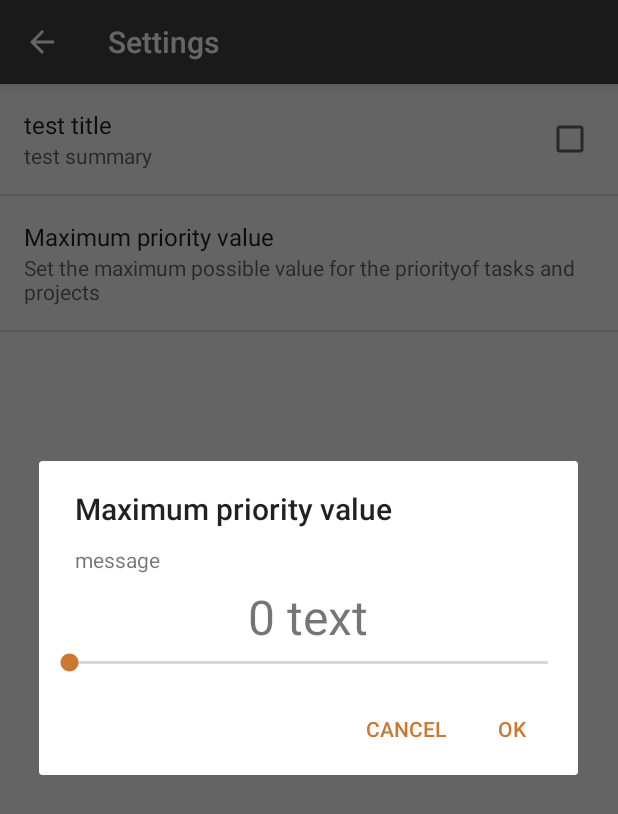
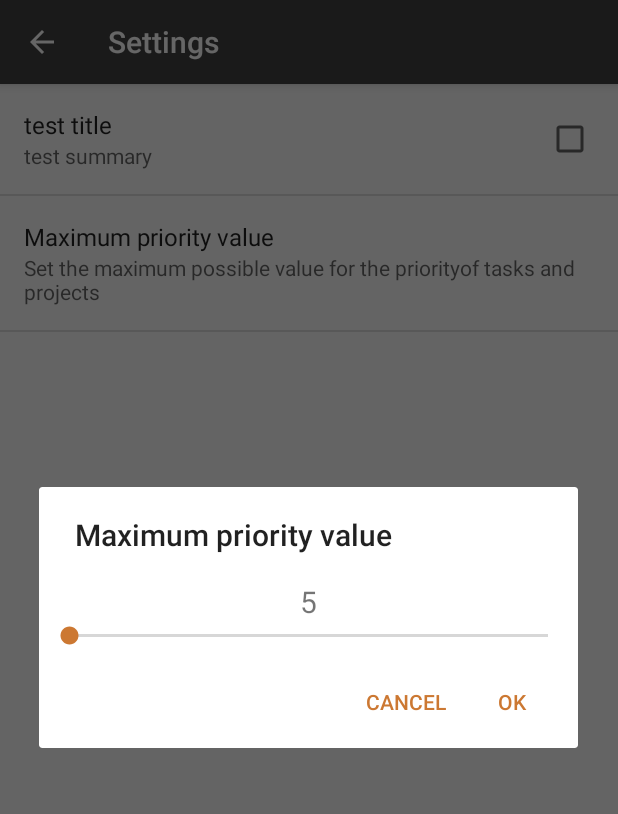
Before and after one commit to FlorianArnould/Todo, an Android app: the fragment SettingsFragment placed in its activity, after a tap on "Maximum priority value", on a phone screen of 412 x 824 dp. Shown: the top 814 px of the screen. Run offline under Robolectric (Android 15) with nearby library versions, the phone set to English and light mode, and no system bars; 1 other tap on this screen came first.

Commit message:
add correct offset on settings seekbar

```diff
--- a/app/src/main/java/fr/socket/flo/todo/view/settings/SeekBarPreference.java
+++ b/app/src/main/java/fr/socket/flo/todo/view/settings/SeekBarPreference.java
@@ -17,43 +17,24 @@ import android.widget.TextView;
  * @version 1.0
  */
 public class SeekBarPreference extends DialogPreference implements SeekBar.OnSeekBarChangeListener, View.OnClickListener {
-	// ------------------------------------------------------------------------------------------
-	// Private attributes :
 	private static final String ANDROID_NS = "http://schemas.android.com/apk/res/android";
 	private SeekBar _seekBar;
-	private TextView _splashText, _valueText;
+	private TextView _valueText;
 	private Context _context;
-	private String _dialogMessage, _suffix;
-	private int _default, _min, _max, _value = 0;
-	// ------------------------------------------------------------------------------------------
+	private int _default, _min, _max, _value;
 
-	// ------------------------------------------------------------------------------------------
-	// Constructor :
 	public SeekBarPreference(Context context, AttributeSet attrs) {
 
 		super(context, attrs);
 		_context = context;
 
-		// Get string value for dialogMessage :
-		int dialogMessageId = attrs.getAttributeResourceValue(ANDROID_NS, "dialogMessage", 0);
-		if (dialogMessageId == 0)
-			_dialogMessage = attrs.getAttributeValue(ANDROID_NS, "dialogMessage");
-		else _dialogMessage = _context.getString(dialogMessageId);
-
-		// Get string value for suffix (text attribute in xml file) :
-		int suffixId = attrs.getAttributeResourceValue(ANDROID_NS, "text", 0);
-		if (suffixId == 0) _suffix = attrs.getAttributeValue(ANDROID_NS, "text");
-		else _suffix = _context.getString(suffixId);
-
 		// Get default and max seekbar values :
-		_default = attrs.getAttributeIntValue(ANDROID_NS, "defaultValue", 0);
+		_default = attrs.getAttributeIntValue(ANDROID_NS, "defaultValue", 5);
 		_max = attrs.getAttributeIntValue(ANDROID_NS, "max", 20);
 		_min = 5;
+		_value = 5;
 	}
-	// ------------------------------------------------------------------------------------------
 
-	// ------------------------------------------------------------------------------------------
-	// DialogPreference methods :
 	@Override
 	protected View onCreateDialogView() {
 
@@ -62,15 +43,10 @@ public class SeekBarPreference extends DialogPreference implements SeekBar.OnSee
 		layout.setOrientation(LinearLayout.VERTICAL);
 		layout.setPadding(6, 6, 6, 6);
 
-		_splashText = new TextView(_context);
-		_splashText.setPadding(30, 10, 30, 10);
-		if (_dialogMessage != null)
-			_splashText.setText(_dialogMessage);
-		layout.addView(_splashText);
-
 		_valueText = new TextView(_context);
 		_valueText.setGravity(Gravity.CENTER_HORIZONTAL);
-		_valueText.setTextSize(32);
+		_valueText.setTextSize(20);
+		_valueText.setPadding(0, 20, 0, 0);
 		params = new LinearLayout.LayoutParams(
 				LinearLayout.LayoutParams.MATCH_PARENT,
 				LinearLayout.LayoutParams.WRAP_CONTENT);
@@ -82,9 +58,8 @@ public class SeekBarPreference extends DialogPreference implements SeekBar.OnSee
 
 		if (shouldPersist())
 			_value = getPersistedInt(_default);
-
-		_seekBar.setMax(_max-_min);
-		_seekBar.setProgress(_value-_min);
+		_seekBar.setMax(_max - _min);
+		_seekBar.setProgress(_value - _min);
 
 		return layout;
 	}
@@ -92,8 +67,8 @@ public class SeekBarPreference extends DialogPreference implements SeekBar.OnSee
 	@Override
 	protected void onBindDialogView(View v) {
 		super.onBindDialogView(v);
-		_seekBar.setMax(_max-_min);
-		_seekBar.setProgress(_value-_min);
+		_seekBar.setMax(_max - _min);
+		_seekBar.setProgress(_value - _min);
 	}
 
 	@Override
@@ -104,14 +79,10 @@ public class SeekBarPreference extends DialogPreference implements SeekBar.OnSee
 		else
 			_value = (Integer)defaultValue;
 	}
-	// ------------------------------------------------------------------------------------------
 
-	// ------------------------------------------------------------------------------------------
-	// OnSeekBarChangeListener methods :
 	@Override
 	public void onProgressChanged(SeekBar seek, int value, boolean fromTouch) {
-		String t = String.valueOf(value);
-		_valueText.setText(_suffix == null ? t : t.concat(" " + _suffix));
+		_valueText.setText(String.valueOf(value + _min));
 	}
 
 	@Override
@@ -122,10 +93,6 @@ public class SeekBarPreference extends DialogPreference implements SeekBar.OnSee
 	public void onStopTrackingTouch(SeekBar seek) {
 	}
 
-	// ------------------------------------------------------------------------------------------
-
-	// ------------------------------------------------------------------------------------------
-	// Set the positive button listener and onClick action :
 	@Override
 	public void showDialog(Bundle state) {
 
@@ -139,11 +106,10 @@ public class SeekBarPreference extends DialogPreference implements SeekBar.OnSee
 	public void onClick(View v) {
 		if (shouldPersist()) {
 
-			_value = _seekBar.getProgress();
-			persistInt(_seekBar.getProgress());
-			callChangeListener(_seekBar.getProgress()+_min);
+			_value = _seekBar.getProgress() + _min;
+			persistInt(_value);
+			callChangeListener(_value);
 		}
 		getDialog().dismiss();
 	}
-	// ------------------------------------------------------------------------------------------
 }
--- a/app/src/main/res/xml/settings.xml
+++ b/app/src/main/res/xml/settings.xml
@@ -12,7 +12,5 @@
         android:summary="@string/settings_priority_max_value_summary"
         android:defaultValue="5"
         android:selectable="true"
-        android:dialogMessage="message"
-        android:max="20"
-        android:text="text"/>
+        android:max="20"/>
 </PreferenceScreen>
```
